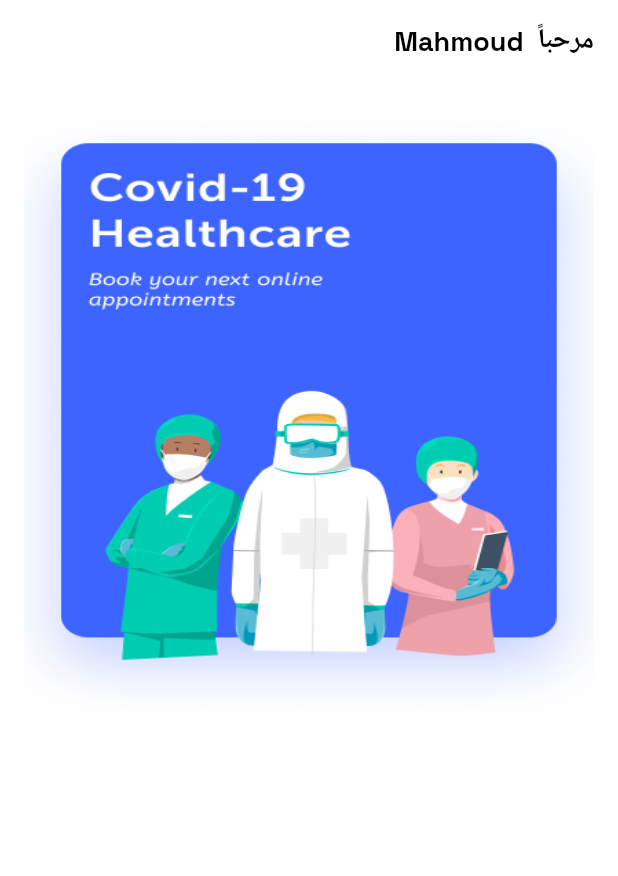
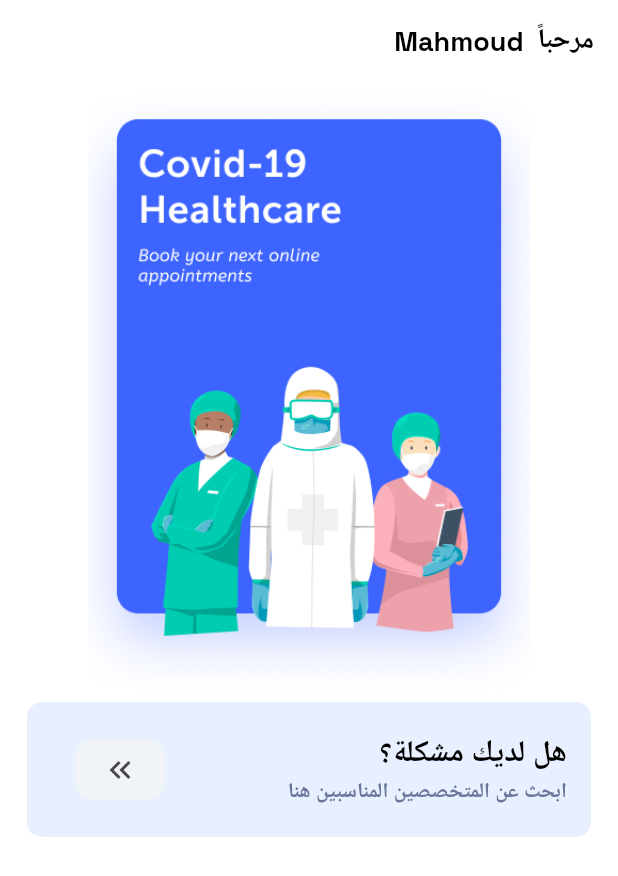
Before and after one commit to Open-Sourcers/DocLink_Flutter, a Flutter app: the HomeView screen opened by its route, on a phone screen of 412 x 824 dp. Shown: the top 876 px of the screen. Run offline on Flutter 3.47's test engine with Material 3 defaults, Android fonts, the phone set to English and light mode, and no system bars; our stand-ins replace awesome_dialog, dartz, dio, flutter_bloc, flutter_screenutil, flutter_svg and 7 more.

Commit message:
create " SearchAboutSuitableDoctorSection " in home view body

```diff
--- a/lib/core/common/widgets/custom_icon_cutton_container.dart
+++ b/lib/core/common/widgets/custom_icon_cutton_container.dart
@@ -2,12 +2,14 @@ import 'package:flutter/material.dart';
 
 class CustomIconButtonContainer extends StatelessWidget {
   const CustomIconButtonContainer({
-    super.key, required this.child,
+    super.key,
+    required this.child,
   });
   final Widget child;
   @override
   Widget build(BuildContext context) {
     return Container(
+      alignment: Alignment.center,
       constraints: const BoxConstraints(
         maxHeight: 60,
         minHeight: 40,
@@ -20,7 +22,7 @@ class CustomIconButtonContainer extends StatelessWidget {
         color: const Color(0xffF1F4F7),
         borderRadius: BorderRadius.circular(12),
       ),
-      child: child,
+      child: Center(child: child),
     );
   }
 }
--- a/lib/features/user_views/home/presentation/views/widgets/home_advertisements.dart
+++ b/lib/features/user_views/home/presentation/views/widgets/home_advertisements.dart
@@ -11,7 +11,7 @@ class HomeAdvertisementsSection extends StatelessWidget {
     return SizedBox(
         height: MediaQuery.sizeOf(context).height * 0.5,
         width: double.infinity,
-        child: Flexible(
+        child: FittedBox(
             child: Image.asset(
           AppImages.imagesAdvertisementCovid19,
           fit: BoxFit.fill,
--- a/lib/features/user_views/home/presentation/views/widgets/home_view_body.dart
+++ b/lib/features/user_views/home/presentation/views/widgets/home_view_body.dart
@@ -1,4 +1,5 @@
 import 'package:doc_link_project/features/user_views/home/presentation/views/widgets/home_advertisements.dart';
+import 'package:doc_link_project/features/user_views/home/presentation/views/widgets/search_about_siutable_doctor_section.dart';
 import 'package:flutter/material.dart';
 
 class HomeViewBody extends StatelessWidget {
@@ -6,13 +7,11 @@ class HomeViewBody extends StatelessWidget {
 
   @override
   Widget build(BuildContext context) {
-    return const Padding(
-      padding: EdgeInsets.all(16.0),
-      child: Column(
-        children: [
-          HomeAdvertisementsSection(),
-        ],
-      ),
+    return const Column(
+      children: [
+        HomeAdvertisementsSection(),
+        SearchAboutSuitableDoctorSection(),
+      ],
     );
   }
 }
--- /dev/null
+++ b/lib/features/user_views/home/presentation/views/widgets/search_about_siutable_doctor_section.dart
@@ -0,0 +1,44 @@
+import 'package:doc_link_project/core/app/cubit/app_lang_change_cubit.dart';
+import 'package:doc_link_project/core/common/widgets/custom_icon_cutton_container.dart';
+import 'package:doc_link_project/core/utils/app_colors.dart';
+import 'package:doc_link_project/core/utils/styless.dart';
+import 'package:doc_link_project/generated/l10n.dart';
+import 'package:flutter/material.dart';
+import 'package:flutter_bloc/flutter_bloc.dart';
+
+class SearchAboutSuitableDoctorSection extends StatelessWidget {
+  const SearchAboutSuitableDoctorSection({
+    super.key,
+  });
+
+  @override
+  Widget build(BuildContext context) {
+    return Container(
+      height: 90,
+      margin: const EdgeInsets.symmetric(horizontal: 18),
+      decoration: BoxDecoration(
+        borderRadius: BorderRadius.circular(10.0),
+        color: const Color.fromARGB(255, 232, 240, 255),
+      ),
+      child: Center(
+        child: ListTile(
+          onTap: () {
+          },
+          title: Text(
+            S.of(context).haveProblem,
+            style: Styless.textSemiBold20.copyWith(color: AppColors.black),
+          ),
+          subtitle: Text(
+            S.of(context).findSuitableSpecialists,
+            style: Styless.textSemiBold14.copyWith(color: AppColors.grey),
+          ),
+          trailing: CustomIconButtonContainer(
+            child: context.read<AppLangChangeCubit>().currentLang == 'ar'
+                ? const Icon(Icons.keyboard_double_arrow_left_outlined)
+                : const Icon(Icons.keyboard_double_arrow_right_outlined),
+          ),
+        ),
+      ),
+    );
+  }
+}
--- a/lib/l10n/intl_ar.arb
+++ b/lib/l10n/intl_ar.arb
@@ -50,5 +50,7 @@
   "close": "إغلاق",
   "home": "الرئيسية",
   "schedule": "المواعيد",
-  "message": "الرسائل"
+  "message": "الرسائل",
+  "haveProblem": "هل لديك مشكلة؟",
+  "findSuitableSpecialists": "ابحث عن المتخصصين المناسبين هنا"
 }
--- a/lib/l10n/intl_en.arb
+++ b/lib/l10n/intl_en.arb
@@ -50,5 +50,7 @@
   "close": "Close",
   "home": "Home",
   "schedule": "Schedule",
-  "message": "messages"
+  "message": "messages",
+  "haveProblem": "Do you have a problem?",
+  "findSuitableSpecialists": "Find suitable specialists here.."
 }
```
Also changed, not shown: lib/generated/intl/messages_ar.dart, lib/generated/intl/messages_en.dart, lib/generated/l10n.dart.
